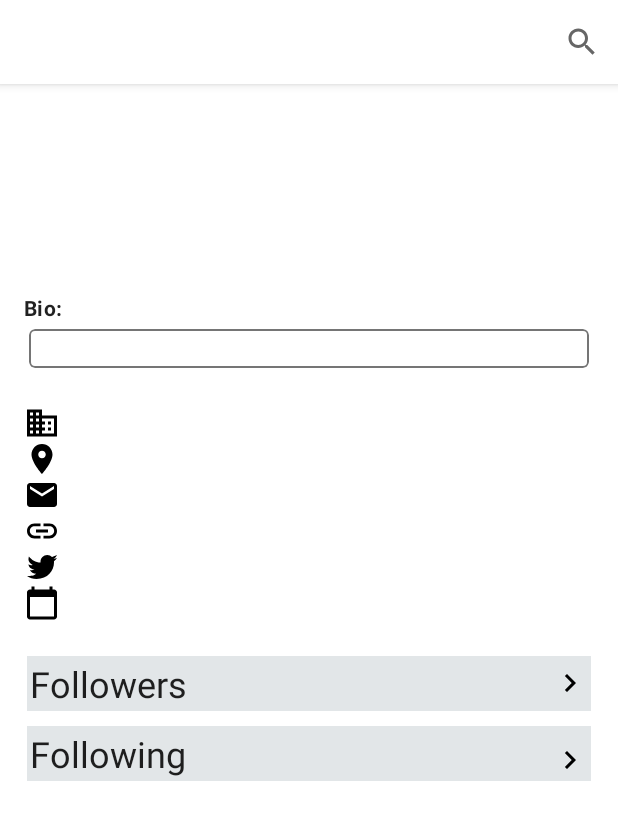
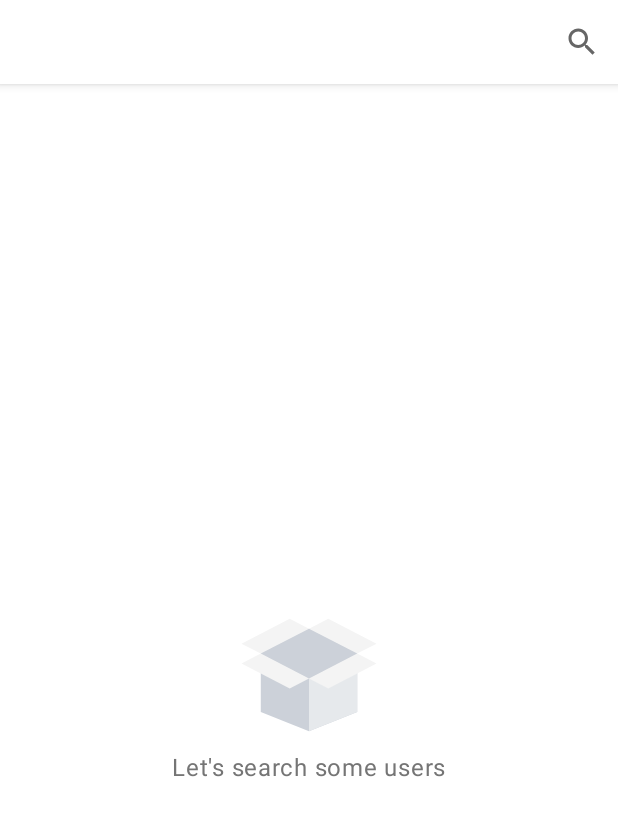
Before and after one commit to petekmunz/safeboda-clean-architecure, an Android app: the screen it shows after launch (MainActivity), on a phone screen of 412 x 824 dp. Shown: the top 820 px of the screen. Run offline under Robolectric (Android 15) with nearby library versions, the phone set to English and light mode, and no system bars; our stand-ins replace Dagger/Hilt's generated code, Room's generated code, navigation-ui, paging; pictures from the network do not load.

Commit message:
Add empty view & anim

```diff
--- a/app/build.gradle.kts
+++ b/app/build.gradle.kts
@@ -56,6 +56,7 @@ dependencies {
     androidTestImplementation(Dependencies.Deps.extJunit)
     androidTestImplementation(Dependencies.Deps.espresso)
 
+    implementation(Dependencies.Deps.lottie)
     implementation(Dependencies.Deps.glide)
     implementation(Dependencies.Deps.navigationFragment)
     implementation(Dependencies.Deps.navigationUiKtx)
--- a/app/src/main/java/com/munyao/safeboda/presentation/ui/SearchFragment.kt
+++ b/app/src/main/java/com/munyao/safeboda/presentation/ui/SearchFragment.kt
@@ -20,6 +20,7 @@ class SearchFragment : Fragment() {
     private val mainViewModel: MainViewModel by activityViewModels()
     private var binding: FragmentSearchBinding? = null
     private var searchedUsername = ""
+    private var emptyViewSeen = true
 
     override fun onCreateOptionsMenu(menu: Menu, inflater: MenuInflater) {
         val searchView = menu.findItem(R.id.action_search)?.actionView as SearchView?
@@ -49,25 +50,41 @@ class SearchFragment : Fragment() {
     override fun onViewCreated(view: View, savedInstanceState: Bundle?) {
         super.onViewCreated(view, savedInstanceState)
         setHasOptionsMenu(true)
+        toggleEmptyView(emptyViewSeen)
         mainViewModel.getSearchedUserLive().observe(viewLifecycleOwner) {
             when (it) {
                 is Resource.Loading -> {
-                    //Show loading
+                    binding?.progressBar?.show()
                 }
                 is Resource.Error -> {
-                    //Show error
+                    binding?.progressBar?.hide()
                 }
                 is Resource.Success -> {
+                    binding?.progressBar?.hide()
                     if (it.data != null) {
                         searchedUsername = it.data!!.userName
                         bindToUI(it.data!!)
                     } else {
-                        //Show Empty State
+                        emptyViewSeen = true
+                        toggleEmptyView(emptyViewSeen, "Nothing to see here")
                     }
                 }
             }
         }
         initiateClicklisteners()
+    }
+
+    private fun toggleEmptyView(show: Boolean, message: String? = null) {
+        if (show) {
+            binding?.contentView?.visibility = View.GONE
+            binding?.emptyLayout?.root?.visibility = View.VISIBLE
+            message?.let {
+                binding?.emptyLayout?.txtEmptyState?.text = message
+            }
+        } else {
+            binding?.emptyLayout?.root?.visibility = View.GONE
+            binding?.contentView?.visibility = View.VISIBLE
+        }
     }
 
     private fun initiateClicklisteners() {
@@ -97,6 +114,11 @@ class SearchFragment : Fragment() {
 
     private fun bindToUI(githubUser: GithubUser) {
         binding?.apply {
+            if (emptyViewSeen) {
+                emptyLayout.root.visibility = View.GONE
+                contentView.visibility = View.VISIBLE
+                emptyViewSeen = false
+            }
             setTextViewVisibility(txtEmail, githubUser.email)
             setTextViewVisibility(txtLocation, githubUser.location)
             setTextViewVisibility(txtOrganization, githubUser.company)
--- /dev/null
+++ b/app/src/main/res/layout/empty_state.xml
@@ -0,0 +1,30 @@
+<?xml version="1.0" encoding="utf-8"?>
+<androidx.constraintlayout.widget.ConstraintLayout xmlns:android="http://schemas.android.com/apk/res/android"
+    xmlns:app="http://schemas.android.com/apk/res-auto"
+    android:layout_width="match_parent"
+    android:layout_height="match_parent">
+
+    <com.airbnb.lottie.LottieAnimationView
+        android:id="@+id/animationView"
+        android:layout_width="wrap_content"
+        android:layout_height="wrap_content"
+        app:layout_constraintBottom_toBottomOf="parent"
+        app:layout_constraintEnd_toEndOf="parent"
+        app:layout_constraintStart_toStartOf="parent"
+        app:layout_constraintTop_toTopOf="parent"
+        app:lottie_autoPlay="true"
+        app:lottie_loop="false"
+        app:lottie_rawRes="@raw/empty_box" />
+
+    <TextView
+        android:id="@+id/txt_empty_state"
+        style="@style/TextAppearance.Material3.BodyLarge"
+        android:layout_width="wrap_content"
+        android:layout_height="wrap_content"
+        android:text="Let's search some users"
+        android:textColor="@color/gray"
+        app:layout_constraintEnd_toEndOf="parent"
+        app:layout_constraintStart_toStartOf="parent"
+        app:layout_constraintTop_toBottomOf="@+id/animationView" />
+
+</androidx.constraintlayout.widget.ConstraintLayout>
--- a/app/src/main/res/layout/fragment_search.xml
+++ b/app/src/main/res/layout/fragment_search.xml
@@ -4,11 +4,37 @@
     xmlns:tools="http://schemas.android.com/tools"
     android:layout_width="match_parent"
     android:layout_height="match_parent"
+    android:layout_gravity="center"
     tools:context=".presentation.ui.SearchFragment">
 
     <androidx.constraintlayout.widget.ConstraintLayout
         android:layout_width="match_parent"
         android:layout_height="match_parent">
+
+        <include
+            android:id="@+id/empty_layout"
+            layout="@layout/empty_state"
+            android:visibility="visible" />
+
+        <androidx.core.widget.ContentLoadingProgressBar
+            android:id="@+id/progress_bar"
+            style="?android:attr/progressBarStyleLarge"
+            android:layout_width="wrap_content"
+            android:layout_height="wrap_content"
+            android:indeterminate="true"
+            android:indeterminateTint="@color/purple_200"
+            android:indeterminateTintMode="src_atop"
+            android:visibility="gone"
+            app:layout_constraintBottom_toBottomOf="parent"
+            app:layout_constraintEnd_toEndOf="parent"
+            app:layout_constraintStart_toStartOf="parent"
+            app:layout_constraintTop_toTopOf="parent" />
+
+        <androidx.constraintlayout.widget.ConstraintLayout
+            android:id="@+id/content_view"
+            android:layout_width="match_parent"
+            android:layout_height="match_parent"
+            android:visibility="gone">
 
             <androidx.constraintlayout.widget.Guideline
                 android:id="@+id/guideline_top_screen"
@@ -17,13 +43,14 @@
                 android:orientation="horizontal"
                 app:layout_constraintGuide_percent="0.1" />
 
-        <ImageView
+            <com.google.android.material.imageview.ShapeableImageView
                 android:id="@+id/img_avatar"
                 android:layout_width="100dp"
                 android:layout_height="100dp"
                 app:layout_constraintBottom_toBottomOf="@id/guideline_top_screen"
                 app:layout_constraintStart_toStartOf="parent"
-            app:layout_constraintTop_toTopOf="@id/guideline_top_screen" />
+                app:layout_constraintTop_toTopOf="@id/guideline_top_screen"
+                app:shapeAppearanceOverlay="@style/ShapeAppearanceOverlay.App.CornerSize10Percent" />
 
             <TextView
                 android:id="@+id/txt_name"
@@ -97,9 +124,9 @@
                 android:layout_width="0dp"
                 android:layout_height="wrap_content"
                 android:layout_marginTop="20dp"
+                android:gravity="center_vertical"
                 app:drawableStartCompat="@drawable/ic_business_24"
                 app:drawableTint="@color/black"
-            android:gravity="center_vertical"
                 app:layout_constraintEnd_toEndOf="parent"
                 app:layout_constraintStart_toStartOf="parent"
                 app:layout_constraintTop_toBottomOf="@+id/card_bio"
@@ -107,10 +134,10 @@
 
             <TextView
                 android:id="@+id/txt_location"
-            android:gravity="center_vertical"
                 style="@style/TextAppearance.Material3.BodyMedium"
                 android:layout_width="0dp"
                 android:layout_height="wrap_content"
+                android:gravity="center_vertical"
                 app:drawableStartCompat="@drawable/ic_location_24"
                 app:drawableTint="@color/black"
                 app:layout_constraintEnd_toEndOf="parent"
@@ -120,10 +147,10 @@
 
             <TextView
                 android:id="@+id/txt_email"
-            android:gravity="center_vertical"
                 style="@style/TextAppearance.Material3.BodyMedium"
                 android:layout_width="0dp"
                 android:layout_height="wrap_content"
+                android:gravity="center_vertical"
                 app:drawableStartCompat="@drawable/ic_email_24"
                 app:drawableTint="@color/black"
                 app:layout_constraintEnd_toEndOf="parent"
@@ -133,10 +160,10 @@
 
             <TextView
                 android:id="@+id/txt_blog"
-            android:gravity="center_vertical"
                 style="@style/TextAppearance.Material3.BodyMedium"
                 android:layout_width="0dp"
                 android:layout_height="wrap_content"
+                android:gravity="center_vertical"
                 app:drawableStartCompat="@drawable/ic_link_24"
                 app:drawableTint="@color/black"
                 app:layout_constraintEnd_toEndOf="parent"
@@ -146,10 +173,10 @@
 
             <TextView
                 android:id="@+id/txt_twitter"
-            android:gravity="center_vertical"
                 style="@style/TextAppearance.Material3.BodyMedium"
                 android:layout_width="0dp"
                 android:layout_height="wrap_content"
+                android:gravity="center_vertical"
                 app:drawableStartCompat="@drawable/ic_twitter"
                 app:drawableTint="@color/black"
                 app:layout_constraintEnd_toEndOf="parent"
@@ -159,10 +186,10 @@
 
             <TextView
                 android:id="@+id/txt_joined"
-            android:gravity="center_vertical"
                 style="@style/TextAppearance.Material3.BodyMedium"
                 android:layout_width="0dp"
                 android:layout_height="wrap_content"
+                android:gravity="center_vertical"
                 app:drawableStartCompat="@drawable/ic_calendar_today_24"
                 app:drawableTint="@color/black"
                 app:layout_constraintEnd_toEndOf="parent"
@@ -175,15 +202,15 @@
                 android:layout_width="0dp"
                 android:layout_height="wrap_content"
                 android:layout_marginTop="20dp"
+                android:background="?android:attr/selectableItemBackground"
+                app:cardBackgroundColor="@color/grayLight"
+                app:cardCornerRadius="0dp"
                 app:cardElevation="0dp"
-            app:cardCornerRadius="0dp"
-            app:cardBackgroundColor="@color/grayLight"
                 app:cardUseCompatPadding="true"
                 app:contentPadding="2dp"
                 app:layout_constraintEnd_toEndOf="parent"
                 app:layout_constraintStart_toStartOf="parent"
-            app:layout_constraintTop_toBottomOf="@+id/txt_joined"
-            android:background="?android:attr/selectableItemBackground">
+                app:layout_constraintTop_toBottomOf="@+id/txt_joined">
 
                 <LinearLayout
                     android:layout_width="match_parent"
@@ -203,9 +230,9 @@
                         style="@style/TextAppearance.Material3.BodyLarge"
                         android:layout_width="wrap_content"
                         android:layout_height="wrap_content"
-                    tools:text="100"
                         app:drawableEndCompat="@drawable/ic_keyboard_arrow_right_24"
-                    app:drawableTint="@color/black" />
+                        app:drawableTint="@color/black"
+                        tools:text="100" />
                 </LinearLayout>
             </com.google.android.material.card.MaterialCardView>
 
@@ -214,15 +241,15 @@
                 android:layout_width="0dp"
                 android:layout_height="wrap_content"
                 android:layout_marginTop="3dp"
+                android:background="?android:attr/selectableItemBackground"
+                app:cardBackgroundColor="@color/grayLight"
+                app:cardCornerRadius="0dp"
+                app:cardElevation="0dp"
+                app:cardUseCompatPadding="true"
                 app:contentPadding="2dp"
-            app:cardElevation="0dp"
-            app:cardCornerRadius="0dp"
-            app:cardBackgroundColor="@color/grayLight"
-            app:cardUseCompatPadding="true"
                 app:layout_constraintEnd_toEndOf="parent"
                 app:layout_constraintStart_toStartOf="parent"
-            app:layout_constraintTop_toBottomOf="@+id/card_followers"
-            android:background="?android:attr/selectableItemBackground">
+                app:layout_constraintTop_toBottomOf="@+id/card_followers">
 
                 <LinearLayout
                     android:layout_width="match_parent"
@@ -247,4 +274,6 @@
                 </LinearLayout>
             </com.google.android.material.card.MaterialCardView>
         </androidx.constraintlayout.widget.ConstraintLayout>
+    </androidx.constraintlayout.widget.ConstraintLayout>
+
 </FrameLayout>
--- a/app/src/main/res/values-night/themes.xml
+++ b/app/src/main/res/values-night/themes.xml
@@ -13,4 +13,8 @@
         <item name="android:statusBarColor" tools:targetApi="l">?attr/colorPrimaryVariant</item>
         <!-- Customize your theme here. -->
     </style>
+
+    <style name="ShapeAppearanceOverlay.App.CornerSize10Percent" parent="">
+        <item name="cornerSize">10%</item>
+    </style>
 </resources>
--- a/app/src/main/res/values/themes.xml
+++ b/app/src/main/res/values/themes.xml
@@ -13,4 +13,8 @@
         <item name="android:statusBarColor" tools:targetApi="l">?attr/colorPrimaryVariant</item>
         <!-- Customize your theme here. -->
     </style>
+
+    <style name="ShapeAppearanceOverlay.App.CornerSize10Percent" parent="">
+        <item name="cornerSize">10%</item>
+    </style>
 </resources>
--- a/buildSrc/src/main/java/Dependencies.kt
+++ b/buildSrc/src/main/java/Dependencies.kt
@@ -32,5 +32,6 @@ class Dependencies {
         val navigationUiKtx by lazy{"androidx.navigation:navigation-ui-ktx:${Versions.navigation}"}
         val javaxInject by lazy{"javax.inject:javax.inject:${Versions.javaxInject}"}
         val glide by lazy{"com.github.bumptech.glide:glide:${Versions.glide}"}
+        val lottie by lazy{"com.airbnb.android:lottie:${Versions.lottie}"}
     }
 }
--- a/buildSrc/src/main/java/Versions.kt
+++ b/buildSrc/src/main/java/Versions.kt
@@ -19,4 +19,5 @@ object Versions {
     const val legacySupport = "1.0.0"
     const val javaxInject = "1"
     const val glide = "4.13.0"
+    const val lottie = "5.0.3"
 }
```
Also changed, not shown: app/src/main/res/raw/empty_box.json (added, +1 -0 lines). Lines whose indentation alone changed are shown as unchanged.
